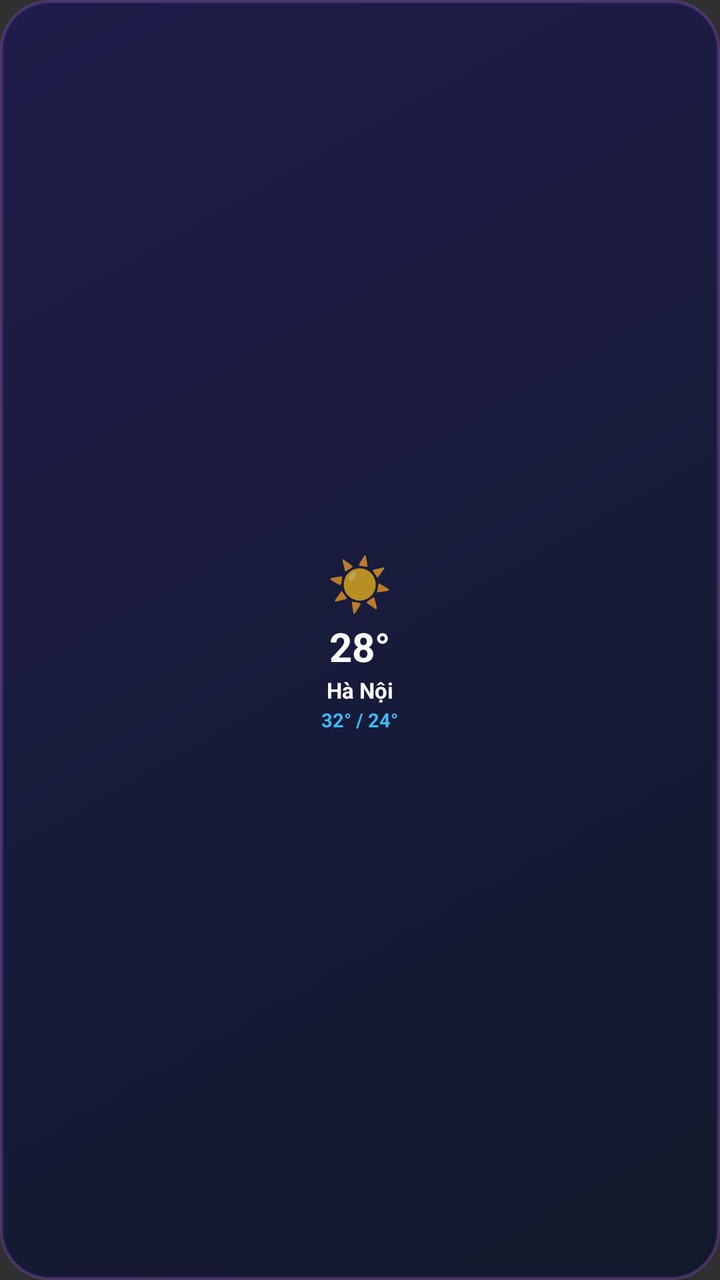
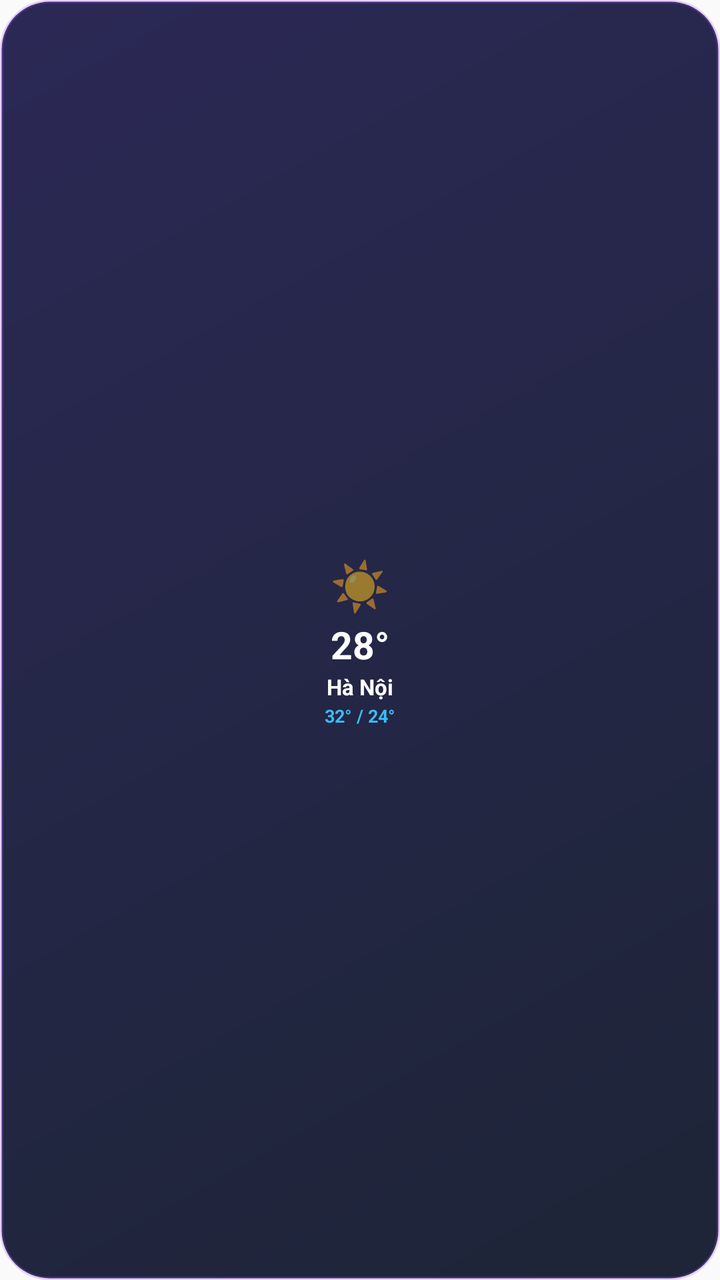

Two renders of the same Android screen: before a commit and after it. Below are the layout's source before the change and the commit's diff.
<!-- AndroidManifest.xml: application theme Theme.Weather24h -->
<!-- res/layout/weather_widget_mini.xml -->
<?xml version="1.0" encoding="utf-8"?>
<FrameLayout xmlns:android="http://schemas.android.com/apk/res/android"
    android:id="@+id/mini_widget_root"
    android:layout_width="match_parent"
    android:layout_height="match_parent">

    
    <ImageView
        android:id="@+id/mini_widget_bg_layer"
        android:layout_width="match_parent"
        android:layout_height="match_parent"
        android:scaleType="fitXY"
        android:src="@drawable/widget_bg_dark" />

    
    <LinearLayout
        android:id="@+id/mini_widget_content"
        android:layout_width="match_parent"
        android:layout_height="match_parent"
        android:gravity="center"
        android:orientation="vertical"
        android:padding="6dp">

        <TextView
            android:id="@+id/mini_widget_icon"
            android:layout_width="wrap_content"
            android:layout_height="wrap_content"
            android:text="☀️"
            android:textSize="26sp" />

        <TextView
            android:id="@+id/mini_widget_temp"
            android:layout_width="wrap_content"
            android:layout_height="wrap_content"
            android:layout_marginTop="1dp"
            android:text="28°"
            android:textColor="#FFFFFF"
            android:textSize="20sp"
            android:textStyle="bold" />

        <TextView
            android:id="@+id/mini_widget_city"
            android:layout_width="wrap_content"
            android:layout_height="wrap_content"
            android:layout_marginTop="1dp"
            android:ellipsize="end"
            android:maxLines="1"
            android:text="Hà Nội"
            android:textColor="#FFFFFF"
            android:textSize="11sp"
            android:textStyle="bold" />

        <TextView
            android:id="@+id/mini_widget_desc"
            android:layout_width="wrap_content"
            android:layout_height="wrap_content"
            android:layout_marginTop="1dp"
            android:ellipsize="end"
            android:maxLines="1"
            android:text="32° / 24°"
            android:textColor="#38BDF8"
            android:textSize="9.5sp"
            android:textStyle="bold" />

    </LinearLayout>

</FrameLayout>
<!-- resources referenced by this layout -->
<resources>
  <!-- drawable widget_bg_dark (drawable) -->
  <?xml version="1.0" encoding="utf-8"?>
  <shape xmlns:android="http://schemas.android.com/apk/res/android"
      android:shape="rectangle">
      <gradient
          android:angle="315"
          android:startColor="#F01E1B4B"
          android:endColor="#F00F172A" />
      <corners android:radius="24dp" />
      <stroke
          android:width="1.5dp"
          android:color="#40A855F7" />
  </shape>
  <style name="Theme.Weather24h" parent="android:Theme.Material.NoActionBar">
          <item name="android:statusBarColor">@android:color/transparent</item>
          <item name="android:navigationBarColor">#0F172A</item>
          <item name="android:windowLightStatusBar">false</item>
      </style>
</resources>

<!-- the commit's change to res/layout/weather_widget_mini.xml (unified diff, before → after) -->
@@ -19,23 +19,24 @@
         android:layout_height="match_parent"
         android:gravity="center"
         android:orientation="vertical"
-        android:padding="6dp">
+        android:padding="5dp">
 
         <TextView
             android:id="@+id/mini_widget_icon"
             android:layout_width="wrap_content"
             android:layout_height="wrap_content"
             android:text="☀️"
-            android:textSize="26sp" />
+            android:textSize="24sp" />
 
         <TextView
             android:id="@+id/mini_widget_temp"
             android:layout_width="wrap_content"
             android:layout_height="wrap_content"
             android:layout_marginTop="1dp"
+            android:singleLine="true"
             android:text="28°"
             android:textColor="#FFFFFF"
-            android:textSize="20sp"
+            android:textSize="19sp"
             android:textStyle="bold" />
 
         <TextView
@@ -45,6 +46,7 @@
             android:layout_marginTop="1dp"
             android:ellipsize="end"
             android:maxLines="1"
+            android:singleLine="true"
             android:text="Hà Nội"
             android:textColor="#FFFFFF"
             android:textSize="11sp"
@@ -57,9 +59,10 @@
             android:layout_marginTop="1dp"
             android:ellipsize="end"
             android:maxLines="1"
+            android:singleLine="true"
             android:text="32° / 24°"
             android:textColor="#38BDF8"
-            android:textSize="9.5sp"
+            android:textSize="9sp"
             android:textStyle="bold" />
 
     </LinearLayout>
<!-- resource entries referenced after the edit -->
@@ -13,10 +13,11 @@
           android:width="1.5dp"
           android:color="#40A855F7" />
   </shape>
-  <style name="Theme.Weather24h" parent="android:Theme.Material.NoActionBar">
+  <style name="Theme.Weather24h" parent="android:Theme.Material.Light.NoActionBar">
           <item name="android:statusBarColor">@android:color/transparent</item>
-          <item name="android:navigationBarColor">#0F172A</item>
-          <item name="android:windowLightStatusBar">false</item>
+          <item name="android:navigationBarColor">@android:color/transparent</item>
+          <item name="android:windowLightStatusBar">true</item>
+          <item name="android:windowLightNavigationBar">true</item>
       </style>
 </resources>
 
